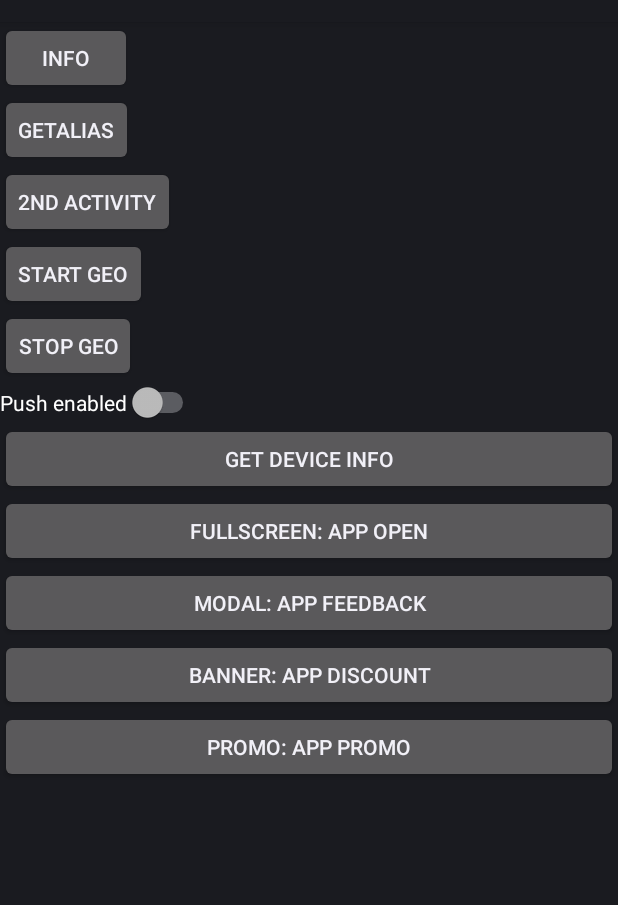
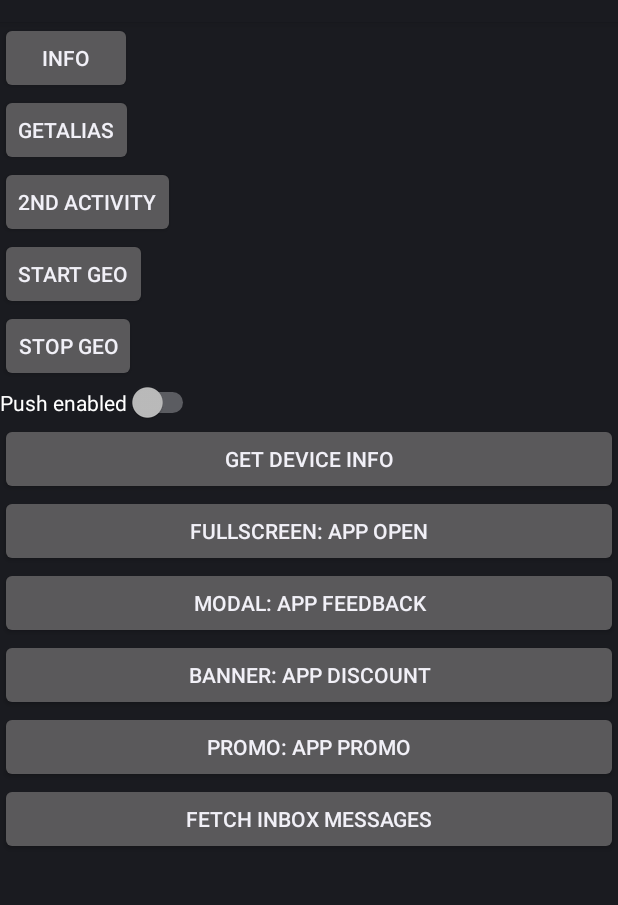
Before and after one commit to mapp-digital/mapp-engage-android-sample, an Android app: the screen it shows after launch (MainActivity), on a phone screen of 412 x 824 dp, the part 62-967 px from its top. Run offline under Robolectric (Android 15) with nearby library versions, the phone set to English and light mode, and no system bars; libraries missing offline, so code that uses them is left out: com.appoxee, com.appoxee.internal, com.appoxee.push; 15 statements that could not run were skipped.

Commit message:
Code Committed after adding the Inbox Message Center code: Intermediate State.

```diff
--- a/build.gradle
+++ b/build.gradle
@@ -31,7 +31,7 @@ android {
         }
         debug {
             initWith(debug)
-            buildConfigField "String", "SDK_KEY", "\"5a603f3e070584.57072624\""
+            buildConfigField "String", "SDK_KEY", "\"5ac2255e4aab62.48935395\""
             buildConfigField "String", "CEP_URL", "\"https://jamie-test.shortest-route.com\""
 
         }
--- a/src/main/java/com/appoxee/testapp/AppoxeeTestApp.java
+++ b/src/main/java/com/appoxee/testapp/AppoxeeTestApp.java
@@ -26,7 +26,7 @@ public class AppoxeeTestApp extends Application {
         opt.sdkKey = BuildConfig.SDK_KEY;
 //        opt.sdkKey = "576fc13f3d23e3.06780385";
 
-        opt.googleProjectId = "651820799870";
+        opt.googleProjectId = "182774534911";
 
         opt.cepURL = BuildConfig.CEP_URL;
 
--- a/src/main/java/com/appoxee/testapp/MainActivity.java
+++ b/src/main/java/com/appoxee/testapp/MainActivity.java
@@ -145,6 +145,14 @@ public class MainActivity extends Activity implements Appoxee.OnInitCompletedLis
                 Appoxee.instance().triggerDMCCallInApp(MainActivity.this, "app_promo");
             }
         });
+
+
+        findViewById(R.id.inappInbox).setOnClickListener(new View.OnClickListener() {
+            @Override
+            public void onClick(View v) {
+                Appoxee.instance().fetchInboxMessages(MainActivity.this, "app_inbox");
+            }
+        });
     }
 
 
--- a/src/main/res/layout/main.xml
+++ b/src/main/res/layout/main.xml
@@ -67,6 +67,12 @@
             android:layout_width="match_parent"
             android:layout_height="wrap_content"
             android:text="PROMO: App Promo"/>
+
+        <Button
+            android:id="@+id/inappInbox"
+            android:layout_width="match_parent"
+            android:layout_height="wrap_content"
+            android:text="Fetch Inbox Messages"/>
     </LinearLayout>
 
 
```
Also changed, not shown: src/main/AndroidManifest.xml (+7 -0 lines).
